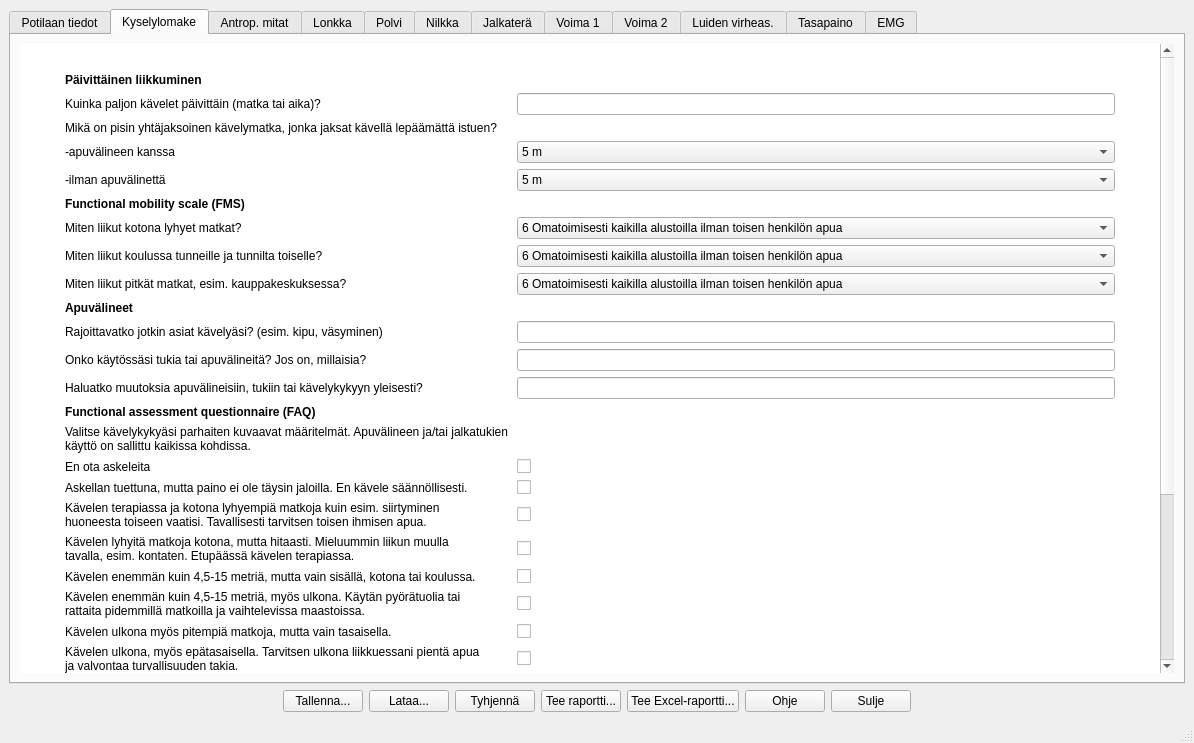
Qt form tabbed_design.ui (jjnurminen/liikelaaj) before a commit.
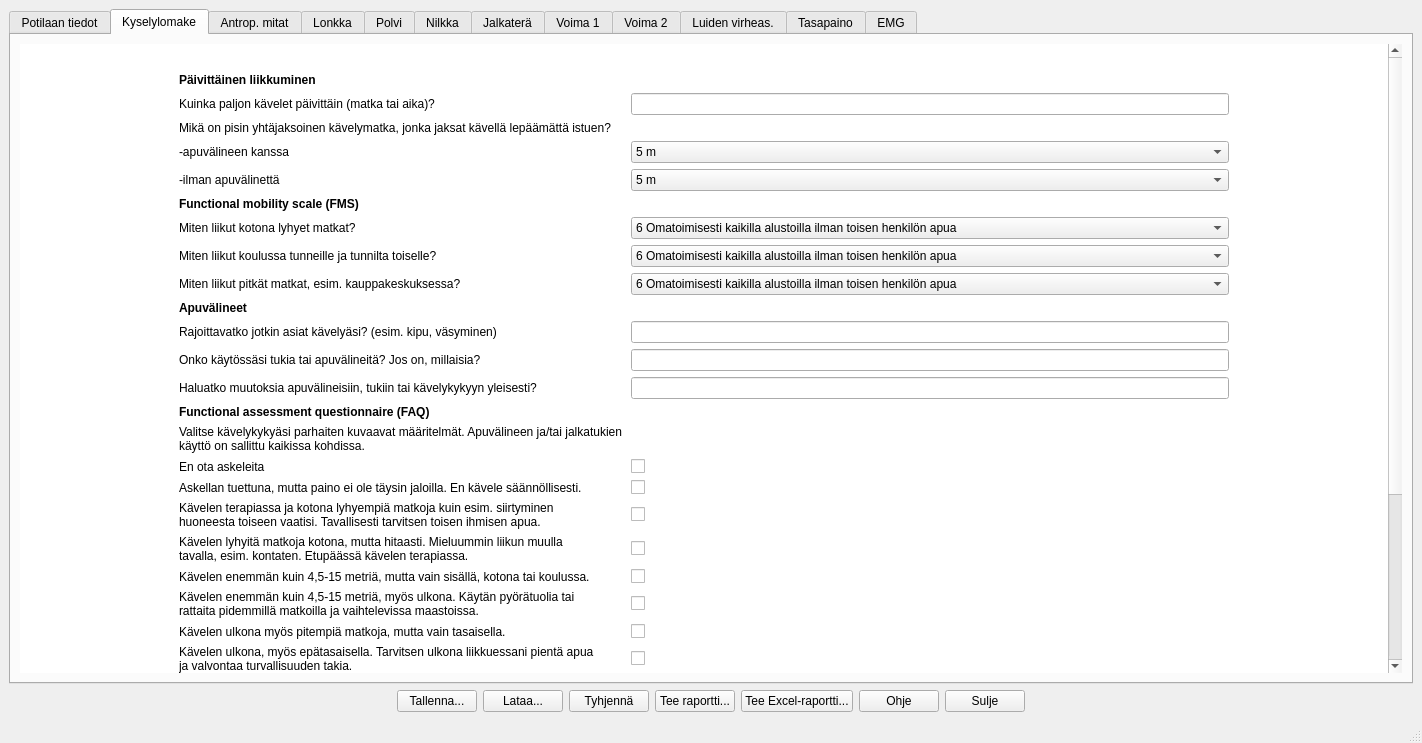
The same form after that commit. The open tabs and pages were chosen to show the change. Custom widgets are drawn as their Qt base class.

Commit message: font & window size

```diff
--- a/tabbed_design.ui
+++ b/tabbed_design.ui
@@ -6,7 +6,7 @@
    <rect>
     <x>0</x>
     <y>0</y>
-    <width>1194</width>
+    <width>1422</width>
     <height>743</height>
    </rect>
   </property>
@@ -326,7 +326,7 @@
             <rect>
              <x>0</x>
              <y>0</y>
-             <width>1135</width>
+             <width>1363</width>
              <height>823</height>
             </rect>
            </property>
```
Left out of the diff: 4 changed lines with no effect on the pictures. The commit also changes 1 other file.
